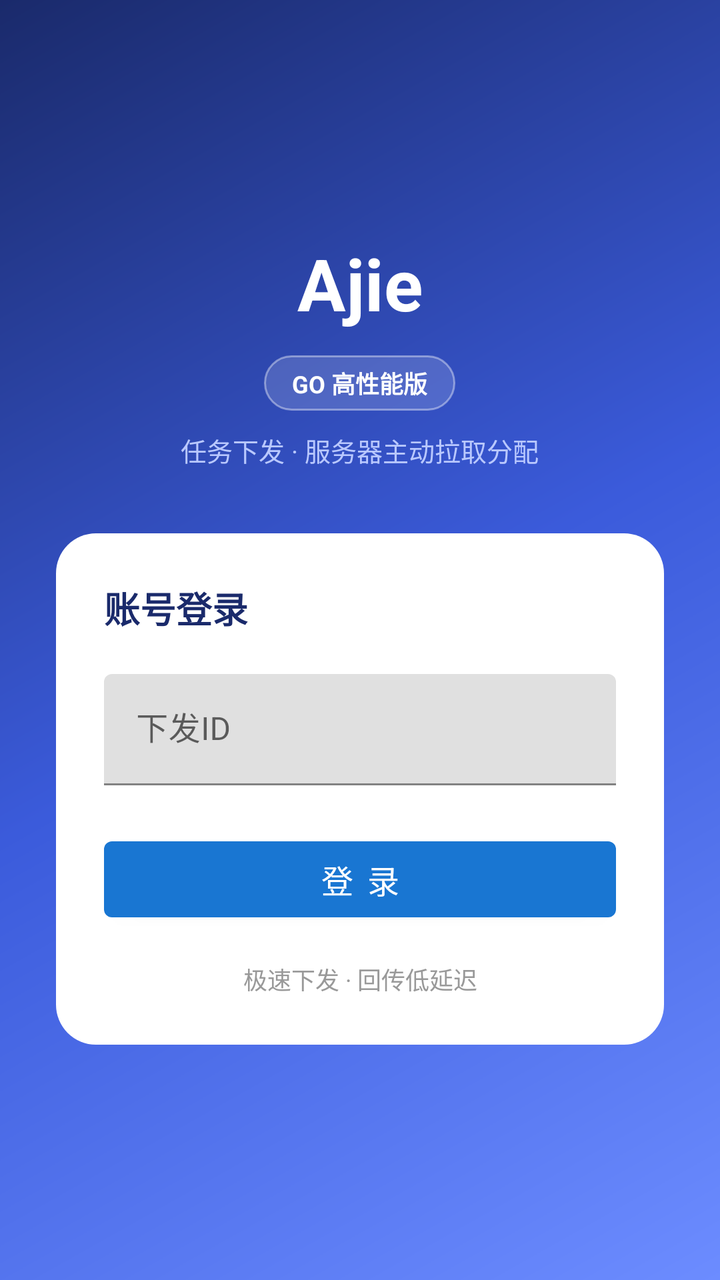
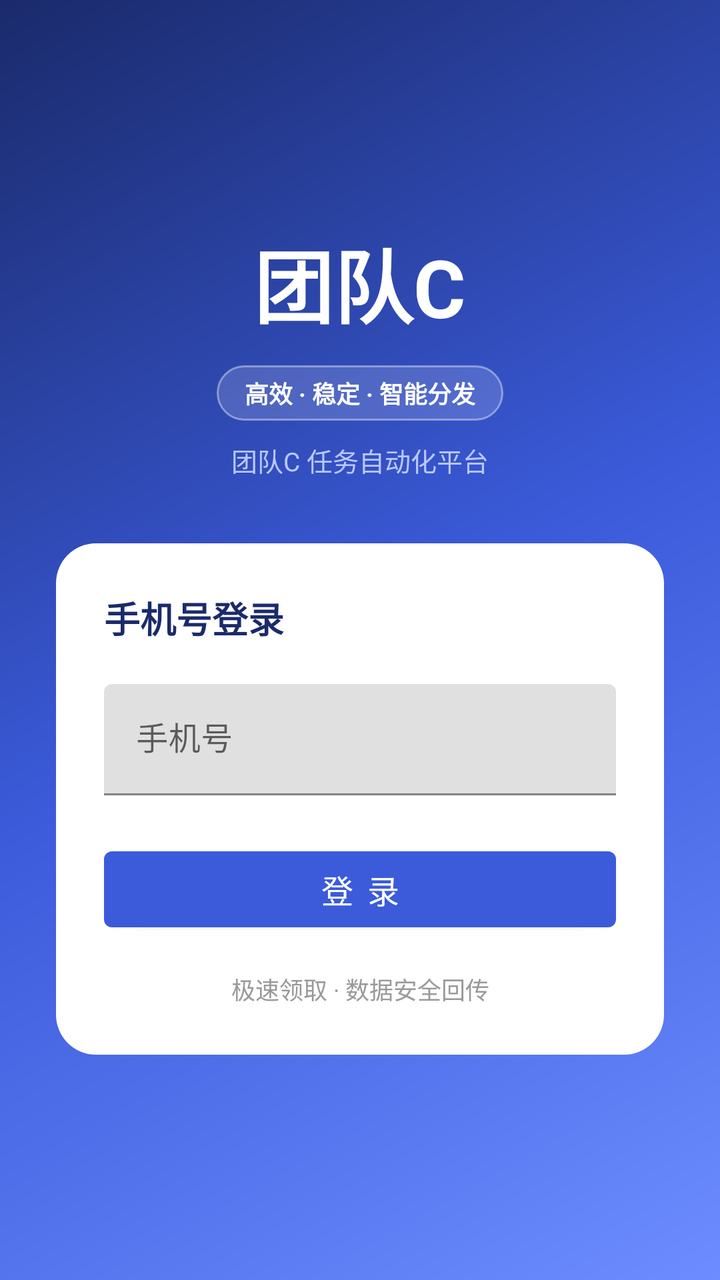

The first picture is an Android layout as it rendered before a commit; the second is the same layout after the commit. The layout source and the unified diff follow.
<!-- AndroidManifest.xml: activity theme Theme.TaskHelper -->
<!-- res/layout/activity_login.xml -->
<?xml version="1.0" encoding="utf-8"?>
<LinearLayout xmlns:android="http://schemas.android.com/apk/res/android"
    android:layout_width="match_parent"
    android:layout_height="match_parent"
    android:background="@drawable/bg_login"
    android:gravity="center"
    android:orientation="vertical"
    android:padding="28dp">

    <TextView
        android:layout_width="wrap_content"
        android:layout_height="wrap_content"
        android:text="Ajie"
        android:textColor="#FFFFFF"
        android:textSize="36sp"
        android:textStyle="bold" />

    <TextView
        android:layout_width="wrap_content"
        android:layout_height="wrap_content"
        android:layout_marginTop="12dp"
        android:background="@drawable/bg_go_badge"
        android:paddingStart="14dp"
        android:paddingEnd="14dp"
        android:paddingTop="5dp"
        android:paddingBottom="5dp"
        android:text="GO 高性能版"
        android:textColor="#FFFFFF"
        android:textSize="12sp"
        android:textStyle="bold" />

    <TextView
        android:layout_width="wrap_content"
        android:layout_height="wrap_content"
        android:layout_marginTop="10dp"
        android:layout_marginBottom="32dp"
        android:text="任务下发 · 服务器主动拉取分配"
        android:textColor="#B9C8FF"
        android:textSize="13sp" />

    <LinearLayout
        android:layout_width="match_parent"
        android:layout_height="wrap_content"
        android:background="@drawable/bg_login_card"
        android:orientation="vertical"
        android:padding="24dp">

        <TextView
            android:layout_width="wrap_content"
            android:layout_height="wrap_content"
            android:layout_marginBottom="20dp"
            android:text="账号登录"
            android:textColor="#1A2A6B"
            android:textSize="18sp"
            android:textStyle="bold" />

        <com.google.android.material.textfield.TextInputLayout
            android:layout_width="match_parent"
            android:layout_height="wrap_content"
            android:layout_marginBottom="22dp"
            android:hint="下发ID">

            <com.google.android.material.textfield.TextInputEditText
                android:id="@+id/et_username"
                android:layout_width="match_parent"
                android:layout_height="wrap_content"
                android:inputType="text" />
        </com.google.android.material.textfield.TextInputLayout>

        <com.google.android.material.button.MaterialButton
            android:id="@+id/btn_login"
            android:layout_width="match_parent"
            android:layout_height="50dp"
            android:text="登 录"
            android:textSize="16sp" />

        <TextView
            android:layout_width="match_parent"
            android:layout_height="wrap_content"
            android:layout_marginTop="16dp"
            android:gravity="center"
            android:text="极速下发 · 回传低延迟"
            android:textColor="#999999"
            android:textSize="12sp" />
    </LinearLayout>

</LinearLayout>
<!-- resources referenced by this layout -->
<resources>
  <!-- drawable bg_go_badge (drawable) -->
  <?xml version="1.0" encoding="utf-8"?>
  <shape xmlns:android="http://schemas.android.com/apk/res/android"
      android:shape="rectangle">
      <solid android:color="#26FFFFFF" />
      <corners android:radius="99dp" />
      <stroke android:width="1dp" android:color="#66FFFFFF" />
  </shape>
  <!-- drawable bg_login (drawable) -->
  <?xml version="1.0" encoding="utf-8"?>
  <shape xmlns:android="http://schemas.android.com/apk/res/android"
      android:shape="rectangle">
      <gradient
          android:angle="135"
          android:startColor="#6C8CFF"
          android:centerColor="#3B5BDB"
          android:endColor="#1A2A6B"
          android:type="linear" />
  </shape>
  <!-- drawable bg_login_card (drawable) -->
  <?xml version="1.0" encoding="utf-8"?>
  <shape xmlns:android="http://schemas.android.com/apk/res/android"
      android:shape="rectangle">
      <solid android:color="#FFFFFF" />
      <corners android:radius="20dp" />
  </shape>
  <style name="Theme.TaskHelper" parent="Theme.MaterialComponents.Light.NoActionBar">
          <item name="colorPrimary">#1976D2</item>
          <item name="colorPrimaryVariant">#1565C0</item>
          <item name="colorOnPrimary">#FFFFFF</item>
          <item name="colorSecondary">#26A69A</item>
          <item name="colorSecondaryVariant">#00897B</item>
          <item name="colorOnSecondary">#FFFFFF</item>
          <item name="android:statusBarColor">#1565C0</item>
      </style>
</resources>

<!-- the commit's change to res/layout/activity_login.xml (unified diff, before → after) -->
@@ -10,9 +10,9 @@
     <TextView
         android:layout_width="wrap_content"
         android:layout_height="wrap_content"
-        android:text="Ajie"
+        android:text="团队C"
         android:textColor="#FFFFFF"
-        android:textSize="36sp"
+        android:textSize="40sp"
         android:textStyle="bold" />
 
     <TextView
@@ -24,7 +24,7 @@
         android:paddingEnd="14dp"
         android:paddingTop="5dp"
         android:paddingBottom="5dp"
-        android:text="GO 高性能版"
+        android:text="高效 · 稳定 · 智能分发"
         android:textColor="#FFFFFF"
         android:textSize="12sp"
         android:textStyle="bold" />
@@ -34,7 +34,7 @@
         android:layout_height="wrap_content"
         android:layout_marginTop="10dp"
         android:layout_marginBottom="32dp"
-        android:text="任务下发 · 服务器主动拉取分配"
+        android:text="团队C 任务自动化平台"
         android:textColor="#B9C8FF"
         android:textSize="13sp" />
 
@@ -49,7 +49,7 @@
             android:layout_width="wrap_content"
             android:layout_height="wrap_content"
             android:layout_marginBottom="20dp"
-            android:text="账号登录"
+            android:text="手机号登录"
             android:textColor="#1A2A6B"
             android:textSize="18sp"
             android:textStyle="bold" />
@@ -58,13 +58,13 @@
             android:layout_width="match_parent"
             android:layout_height="wrap_content"
             android:layout_marginBottom="22dp"
-            android:hint="下发ID">
+            android:hint="手机号">
 
             <com.google.android.material.textfield.TextInputEditText
                 android:id="@+id/et_username"
                 android:layout_width="match_parent"
                 android:layout_height="wrap_content"
-                android:inputType="text" />
+                android:inputType="phone" />
         </com.google.android.material.textfield.TextInputLayout>
 
         <com.google.android.material.button.MaterialButton
@@ -79,7 +79,7 @@
             android:layout_height="wrap_content"
             android:layout_marginTop="16dp"
             android:gravity="center"
-            android:text="极速下发 · 回传低延迟"
+            android:text="极速领取 · 数据安全回传"
             android:textColor="#999999"
             android:textSize="12sp" />
     </LinearLayout>
<!-- resource entries referenced after the edit -->
@@ -27,13 +27,13 @@
       <corners android:radius="20dp" />
   </shape>
   <style name="Theme.TaskHelper" parent="Theme.MaterialComponents.Light.NoActionBar">
-          <item name="colorPrimary">#1976D2</item>
-          <item name="colorPrimaryVariant">#1565C0</item>
+          <item name="colorPrimary">#3B5BDB</item>
+          <item name="colorPrimaryVariant">#1A2A6B</item>
           <item name="colorOnPrimary">#FFFFFF</item>
           <item name="colorSecondary">#26A69A</item>
           <item name="colorSecondaryVariant">#00897B</item>
           <item name="colorOnSecondary">#FFFFFF</item>
-          <item name="android:statusBarColor">#1565C0</item>
+          <item name="android:statusBarColor">#1A2A6B</item>
       </style>
 </resources>
 
